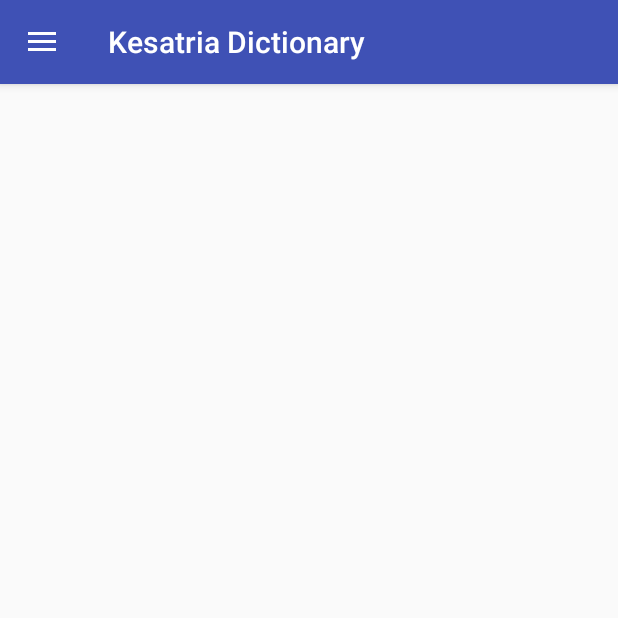
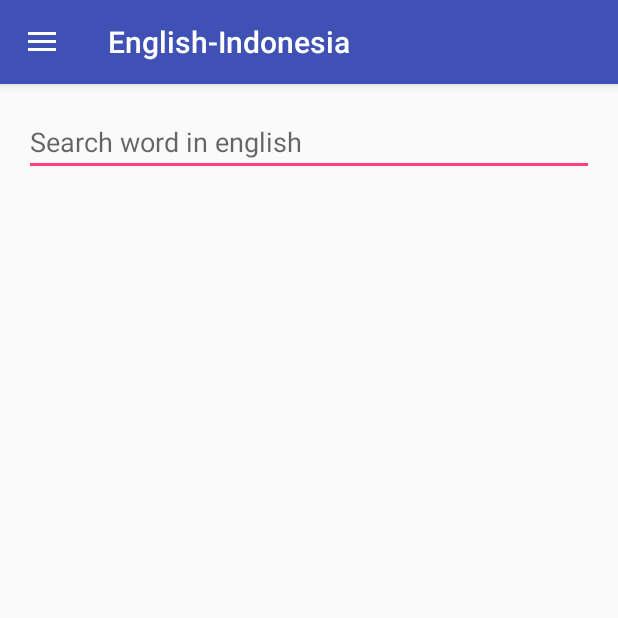
Before and after one commit to adwiarifin/KesatriaDictionary, an Android app: the screen it shows after launch (MainActivity), on a phone screen of 412 x 824 dp, the top half of it. Run offline under Robolectric (Android 15) with nearby library versions, the phone set to English and light mode, and no system bars; our stand-ins replace ButterKnife.

Commit message:
too many class to describe

```diff
--- a/app/src/main/java/com/kesatriakeyboard/kesatriadictionary/database/EnglishHelper.java
+++ b/app/src/main/java/com/kesatriakeyboard/kesatriadictionary/database/EnglishHelper.java
@@ -58,7 +58,7 @@ public class EnglishHelper {
     }
 
     public ArrayList<WordModel> getDataByName(String query) {
-        Cursor cursor = db.query(TABLE_ENGLISH, null, WORD + " LIKE ?", new String[]{query}, null, null, _ID + " ASC", null);
+        Cursor cursor = db.query(TABLE_ENGLISH, null, WORD + " LIKE ?", new String[]{query + "%"}, null, null, _ID + " ASC", "10");
         cursor.moveToFirst();
         ArrayList<WordModel> arrayList = new ArrayList<>();
         WordModel model;
--- a/app/src/main/java/com/kesatriakeyboard/kesatriadictionary/database/IndonesiaHelper.java
+++ b/app/src/main/java/com/kesatriakeyboard/kesatriadictionary/database/IndonesiaHelper.java
@@ -57,7 +57,7 @@ public class IndonesiaHelper {
     }
 
     public ArrayList<WordModel> getDataByName(String query) {
-        Cursor cursor = db.query(TABLE_INDONESIA, null, WORD + " LIKE ?", new String[]{query}, null, null, _ID + " ASC", null);
+        Cursor cursor = db.query(TABLE_INDONESIA, null, WORD + " LIKE ?", new String[]{query + "%"}, null, null, _ID + " ASC", "10");
         cursor.moveToFirst();
         ArrayList<WordModel> arrayList = new ArrayList<>();
         WordModel model;
--- a/app/src/main/java/com/kesatriakeyboard/kesatriadictionary/view/MainActivity.java
+++ b/app/src/main/java/com/kesatriakeyboard/kesatriadictionary/view/MainActivity.java
@@ -3,6 +3,7 @@ package com.kesatriakeyboard.kesatriadictionary.view;
 import android.os.Bundle;
 import android.support.annotation.NonNull;
 import android.support.design.widget.NavigationView;
+import android.support.v4.app.Fragment;
 import android.support.v4.view.GravityCompat;
 import android.support.v4.widget.DrawerLayout;
 import android.support.v7.app.ActionBarDrawerToggle;
@@ -39,7 +40,12 @@ public class MainActivity extends AppCompatActivity
         navigationView.setNavigationItemSelectedListener(this);
 
         if (savedInstanceState == null) {
-            // TODO: get first fragment
+            getSupportActionBar().setTitle(getString(R.string.en2id));
+            Fragment currentFragment = new EnglishFragment();
+            getSupportFragmentManager()
+                    .beginTransaction()
+                    .replace(R.id.content_main, currentFragment)
+                    .commit();
         }
     }
 
@@ -55,17 +61,26 @@ public class MainActivity extends AppCompatActivity
     @SuppressWarnings("StatementWithEmptyBody")
     @Override
     public boolean onNavigationItemSelected(@NonNull MenuItem item) {
-        // Handle navigation view item clicks here.
+        String title = "";
+        Fragment fragment = null;
+
         int id = item.getItemId();
         switch (id) {
             case R.id.en2id:
-                // TODO: switcth to EnglishFragment
+                title = getString(R.string.en2id);
+                fragment = EnglishFragment.newInstance();
                 break;
             case R.id.id2en:
-                // TODO: switcth to IndonesiaFragment
+                title = getString(R.string.id2en);
+                fragment = IndonesiaFragment.newInstance();
                 break;
         }
 
+        getSupportFragmentManager()
+                .beginTransaction()
+                .replace(R.id.content_main, fragment)
+                .commit();
+        toolbar.setTitle(title);
         drawer.closeDrawer(GravityCompat.START);
         return true;
     }
--- a/app/src/main/java/com/kesatriakeyboard/kesatriadictionary/view/SplashActivity.java
+++ b/app/src/main/java/com/kesatriakeyboard/kesatriadictionary/view/SplashActivity.java
@@ -83,7 +83,7 @@ public class SplashActivity extends AppCompatActivity {
                 indonesiaHelper.open();
                 indonesiaHelper.beginTransaction();
                 try {
-                    for (WordModel model : englishModels) {
+                    for (WordModel model : indonesiaModels) {
                         indonesiaHelper.insertTransaction(model);
                         progress += progressDiff;
                         publishProgress((int) progress);
--- a/app/src/main/res/layout/fragment_english.xml
+++ b/app/src/main/res/layout/fragment_english.xml
@@ -1,14 +1,30 @@
 <?xml version="1.0" encoding="utf-8"?>
-<FrameLayout xmlns:android="http://schemas.android.com/apk/res/android"
-    xmlns:tools="http://schemas.android.com/tools"
+<LinearLayout xmlns:android="http://schemas.android.com/apk/res/android"
     android:layout_width="match_parent"
     android:layout_height="match_parent"
-    tools:context=".view.EnglishFragment">
+    android:orientation="vertical">
 
-    <!-- TODO: Update blank fragment layout -->
-    <TextView
+    <LinearLayout
         android:layout_width="match_parent"
-        android:layout_height="match_parent"
-        android:text="@string/hello_blank_fragment" />
+        android:layout_height="wrap_content"
+        android:gravity="center"
+        android:orientation="horizontal"
+        android:paddingBottom="@dimen/activity_vertical_margin"
+        android:paddingLeft="@dimen/activity_horizontal_margin"
+        android:paddingRight="@dimen/activity_horizontal_margin"
+        android:paddingTop="@dimen/activity_vertical_margin">
 
-</FrameLayout>
+        <EditText
+            android:id="@+id/text_query"
+            android:layout_width="match_parent"
+            android:layout_height="wrap_content"
+            android:hint="@string/query_en_hint" />
+
+    </LinearLayout>
+
+    <android.support.v7.widget.RecyclerView
+        android:id="@+id/rv_word"
+        android:layout_width="match_parent"
+        android:layout_height="match_parent" />
+
+</LinearLayout>
--- a/app/src/main/res/layout/item_word_row.xml
+++ b/app/src/main/res/layout/item_word_row.xml
@@ -1,13 +1,14 @@
 <?xml version="1.0" encoding="utf-8"?>
 <RelativeLayout xmlns:android="http://schemas.android.com/apk/res/android"
     android:layout_width="match_parent"
-    android:layout_height="match_parent">
+    android:layout_height="wrap_content">
 
     <TextView
         android:id="@+id/textview_word"
         android:layout_width="match_parent"
         android:layout_height="wrap_content"
-        android:padding="8dp"
+        android:padding="16dp"
+        android:textSize="20sp"
         android:textStyle="bold" />
 
 </RelativeLayout>
--- a/app/src/main/res/values/dimens.xml
+++ b/app/src/main/res/values/dimens.xml
@@ -5,4 +5,6 @@
     <dimen name="nav_header_vertical_spacing">8dp</dimen>
     <dimen name="nav_header_height">176dp</dimen>
     <dimen name="fab_margin">16dp</dimen>
+    <dimen name="search_vertical_margin">8dp</dimen>
+    <dimen name="search_horizontal_margin">8dp</dimen>
 </resources>
--- a/app/src/main/res/values/strings.xml
+++ b/app/src/main/res/values/strings.xml
@@ -13,4 +13,6 @@
     <string name="app_first_run">app_first_run</string>
     <string name="en2id">English-Indonesia</string>
     <string name="id2en">Indonesia-English</string>
+    <string name="query_en_hint">Search word in english</string>
+    <string name="query_id_hint">Cari kata dalam bahasa indonesia</string>
 </resources>
```
Also changed, not shown: app/src/main/java/com/kesatriakeyboard/kesatriadictionary/view/EnglishFragment.java (+77 -76 lines), app/src/main/java/com/kesatriakeyboard/kesatriadictionary/view/IndonesiaFragment.java (+77 -76 lines), app/src/main/res/layout/fragment_indonesia.xml (+25 -8 lines).
